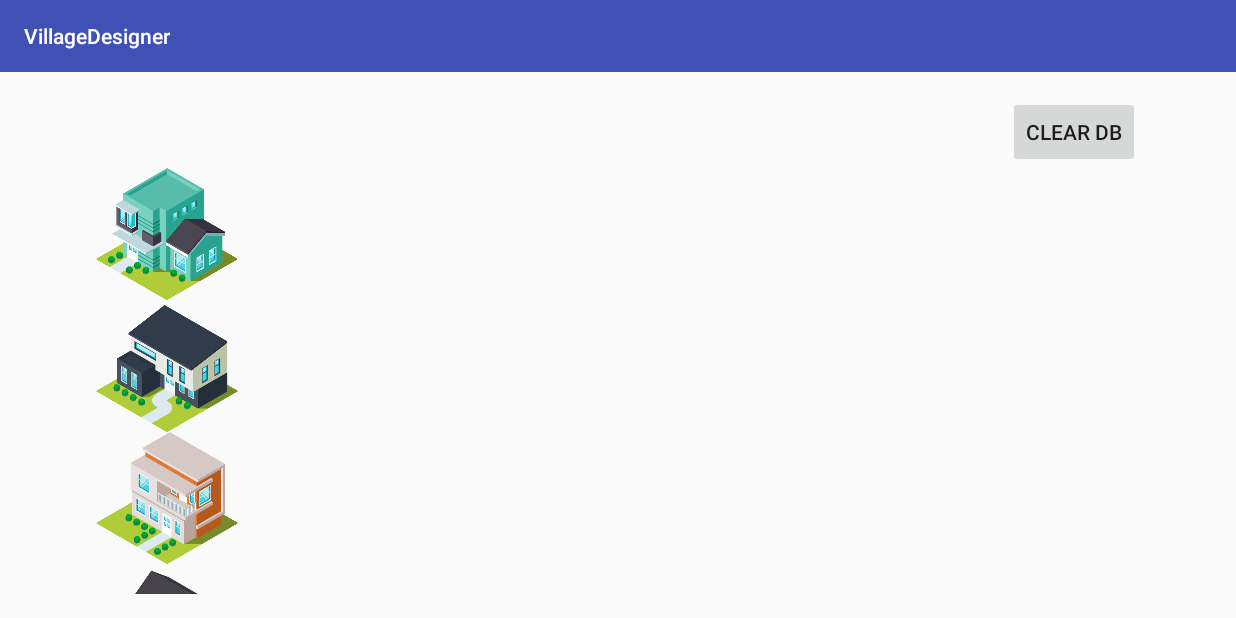
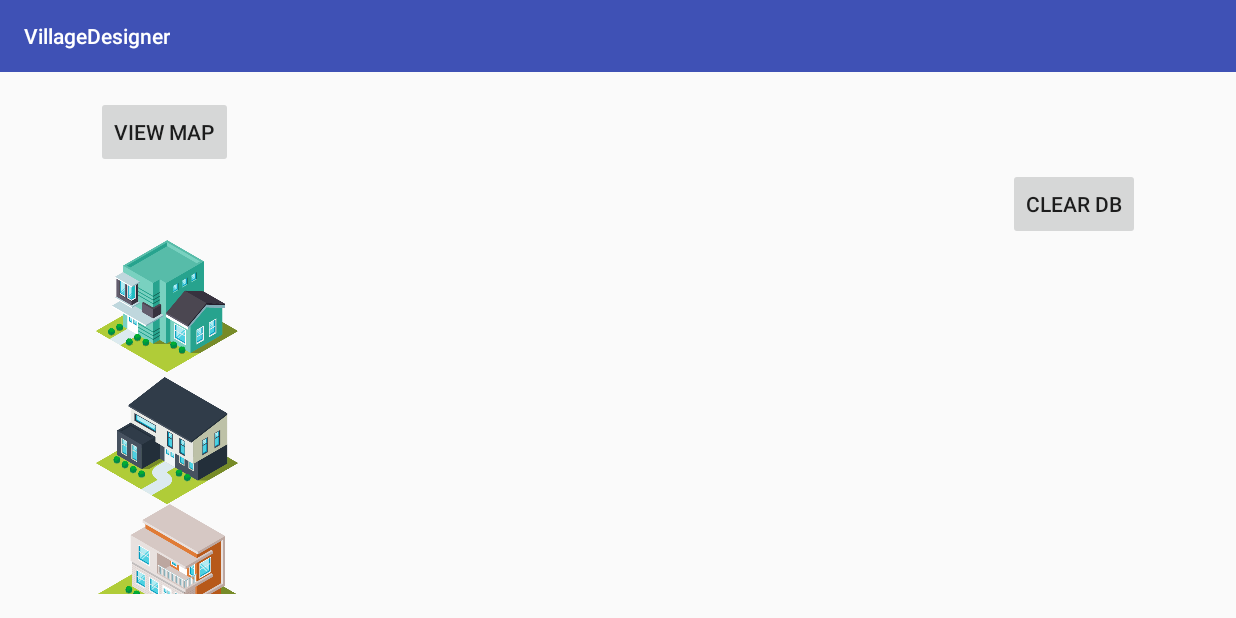
Before and after one commit to thezillion/IsometricGameEngine, an Android app: the screen it shows after launch (MainActivity), on a phone screen of 824 x 412 dp (held sideways). Run offline under Robolectric (Android 15) with nearby library versions, the phone set to English and light mode, and no system bars.

```diff
--- a/VillageDesigner/app/src/main/java/com/example/root/villagedesigner/MainActivity.java
+++ b/VillageDesigner/app/src/main/java/com/example/root/villagedesigner/MainActivity.java
@@ -30,6 +30,7 @@ public class MainActivity extends AppCompatActivity {
     ImageView trees_1;
     ImageView water;
     Button clearDBBtn;
+    Button viewMapBtn;
 
     DatabaseHelper myDb;
 
@@ -201,6 +202,15 @@ public class MainActivity extends AppCompatActivity {
                 clearDatabase();
             }
         });
+
+        viewMapBtn = (Button) findViewById(R.id.viewMapBtn);
+
+        viewMapBtn.setOnClickListener(new View.OnClickListener() {
+            @Override
+            public void onClick(View v) {
+                startVillageActivity(0, null);
+            }
+        });
     }
 
     void startVillageActivity(int drawable_id, String type) {
--- a/VillageDesigner/app/src/main/java/com/example/root/villagedesigner/sprite/WaterSprite.java
+++ b/VillageDesigner/app/src/main/java/com/example/root/villagedesigner/sprite/WaterSprite.java
@@ -1,10 +1,6 @@
 package com.example.root.villagedesigner.sprite;
 
 import android.content.Context;
-
-/**
- * Created by root on 8/7/17.
- */
 
 public class WaterSprite extends Sprite {
     public WaterSprite(Context context, int id) {
--- a/VillageDesigner/app/src/main/res/layout/activity_main.xml
+++ b/VillageDesigner/app/src/main/res/layout/activity_main.xml
@@ -15,6 +15,12 @@
         android:layout_width="match_parent"
         android:layout_height="wrap_content"
         android:orientation="vertical">
+        <Button
+            android:layout_width="wrap_content"
+            android:layout_height="wrap_content"
+            android:layout_gravity="left"
+            android:text="View Map"
+            android:id="@+id/viewMapBtn" />
         <Button
             android:layout_width="wrap_content"
             android:layout_height="wrap_content"
```
Also changed, not shown: VillageDesigner/app/src/main/java/com/example/root/villagedesigner/VillageActivity.java (+14 -0 lines), VillageDesigner/app/src/main/java/com/example/root/villagedesigner/sprite/Clickable.java (added, +20 -0 lines), VillageDesigner/app/src/main/java/com/example/root/villagedesigner/sprite/WalkingMan.java (added, +9 -0 lines), VillageDesigner/app/src/main/java/com/example/root/villagedesigner/views/Palette.java (+62 -6 lines), VillageDesigner/app/src/main/res/drawable-nodpi/bullseye.png (added), VillageDesigner/app/src/main/res/drawable-nodpi/north_east.png (added), VillageDesigner/app/src/main/res/drawable-nodpi/north_west.png (added), VillageDesigner/app/src/main/res/drawable-nodpi/south_east.png (added), VillageDesigner/app/src/main/res/drawable-nodpi/south_west.png (added).
